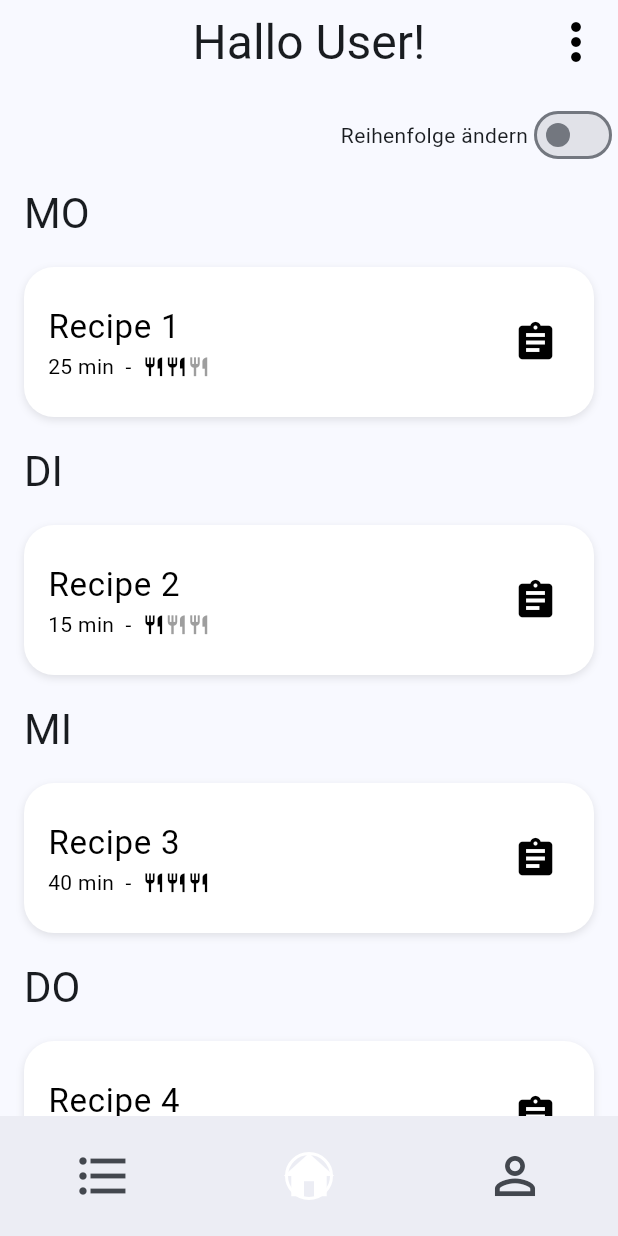
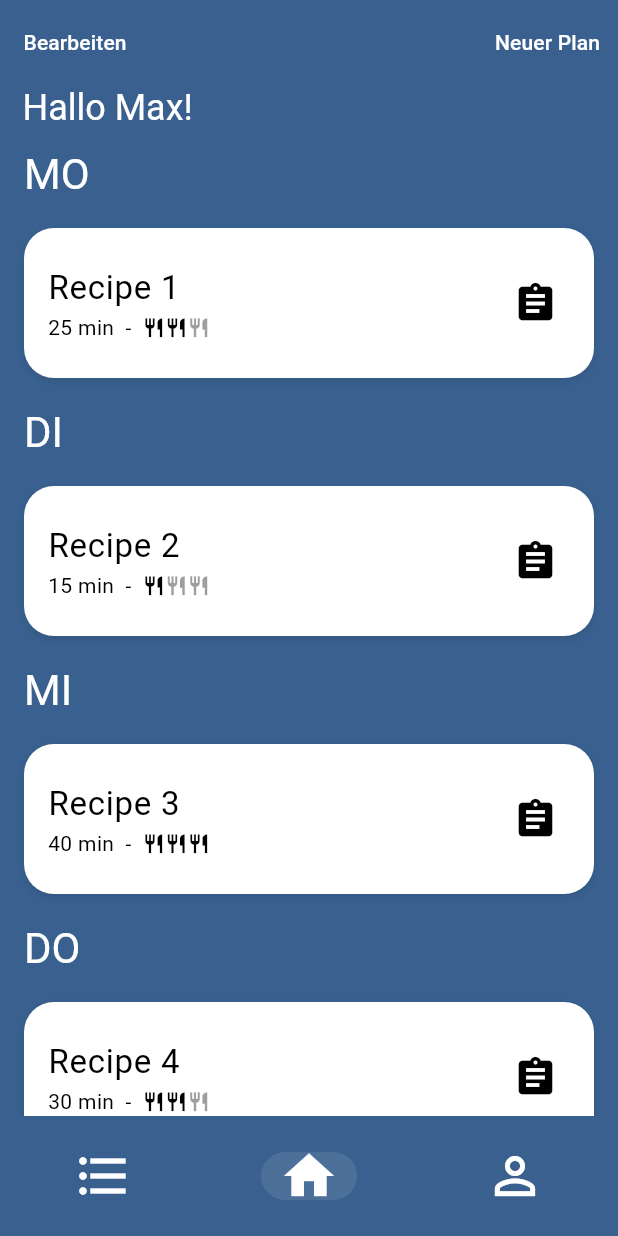
Before and after one commit to MrToWy/MealMaster, a Flutter app: the screen it shows after launch, item 2 of the bottom bar chosen, on a phone screen of 412 x 824 dp. Run offline on Flutter 3.47's test engine with Material 3 defaults, Android fonts, the phone set to English and light mode, and no system bars; our stand-ins replace flex_color_scheme, isar; accounts and stored records are empty; generated files the repository leaves out were written again.

Commit message:
Added homescreen changes from miro

```diff
--- a/lib/common/widgets/navigation_menu.dart
+++ b/lib/common/widgets/navigation_menu.dart
@@ -1,7 +1,10 @@
 import 'package:flutter/material.dart';
+import 'package:mealmaster/features/home/presentation/widgets/home_appbar.dart';
 import 'package:mealmaster/features/home/presentation/home_screen.dart';
 import 'package:mealmaster/features/shopping_list/presentation/shopping_list_screen.dart';
+import 'package:mealmaster/features/shopping_list/presentation/widget/shopping_list_appbar.dart';
 import 'package:mealmaster/features/user_profile/presentation/profile_screen.dart';
+import 'package:mealmaster/features/user_profile/presentation/widgets/profile_appbar.dart';
 
 class NavigationMenu extends StatefulWidget {
   const NavigationMenu({super.key});
@@ -25,58 +28,51 @@ class _NavigationMenuState extends State<NavigationMenu> {
     });
   }
 
+  PreferredSizeWidget? _buildAppBar(BuildContext context) {
+    switch (_selectedIndex) {
+      case 0:
+        return ShoppingListAppBar();
+      case 1:
+        return HomeAppBar();
+      case 2:
+        return ProfileAppBar();
+      default:
+        return HomeAppBar();
+    }
+  }
+
   @override
   Widget build(BuildContext context) {
     const double iconSize = 40;
 
     return Scaffold(
-      appBar: AppBar(
-        centerTitle: true,
-        title: Text(
-          'Hallo User!',
-          style: Theme.of(context).textTheme.headlineLarge,
-        ),
-        actions: [
-          PopupMenuButton<String>(
-            icon: const Icon(Icons.more_vert, size: 40),
-            itemBuilder: (context) => [
-              PopupMenuItem(
-                child: Text('Neuen Plan erstellen'),
-                onTap: () {
-                  Navigator.pushNamed(context, '/new-plan');
-                },
-              ),
-            ],
-            offset: const Offset(0, 56),
-            shape: RoundedRectangleBorder(
-              borderRadius: BorderRadius.circular(15),
-            ),
-          ),
-        ],
-      ),
+      appBar: _buildAppBar(context),
       body: _pages[_selectedIndex],
       bottomNavigationBar: NavigationBar(
+        backgroundColor: Theme.of(context).colorScheme.primary,
         selectedIndex: _selectedIndex,
         onDestinationSelected: _onItemTapped,
         labelBehavior: NavigationDestinationLabelBehavior.alwaysHide,
-        indicatorShape: const CircleBorder(
-          side: BorderSide(color: Colors.white, width: 2),
-        ),
-        indicatorColor: Colors.transparent,
+        indicatorColor: Colors.white.withOpacity(0.1),
         destinations: const [
           NavigationDestination(
-            icon: Icon(Icons.format_list_bulleted, size: iconSize),
-            selectedIcon: Icon(Icons.format_list_bulleted, size: iconSize),
+            icon: Icon(Icons.format_list_bulleted,
+                color: Colors.white, size: iconSize),
+            selectedIcon: Icon(Icons.format_list_bulleted,
+                color: Colors.white, size: iconSize),
             label: 'Shopping list',
           ),
           NavigationDestination(
-            icon: Icon(Icons.home_outlined, size: iconSize),
+            icon:
+                Icon(Icons.home_outlined, color: Colors.white, size: iconSize),
             selectedIcon: Icon(Icons.home, color: Colors.white, size: iconSize),
             label: 'Home',
           ),
           NavigationDestination(
-            icon: Icon(Icons.person_outline, size: iconSize),
-            selectedIcon: Icon(Icons.person, size: iconSize),
+            icon:
+                Icon(Icons.person_outline, color: Colors.white, size: iconSize),
+            selectedIcon:
+                Icon(Icons.person, color: Colors.white, size: iconSize),
             label: 'Profile',
           ),
         ],
--- a/lib/features/home/presentation/home_screen.dart
+++ b/lib/features/home/presentation/home_screen.dart
@@ -38,16 +38,16 @@ class _HomeScreenState extends State<HomeScreen> {
   Widget build(BuildContext context) {
     return Column(children: [
       Container(
-        padding: EdgeInsets.only(top: 10),
+        color: Theme.of(context).colorScheme.primary,
         child: Row(
-          mainAxisAlignment: MainAxisAlignment.end,
+          mainAxisAlignment: MainAxisAlignment.start,
           children: [
-            const Text('Reihenfolge ändern'),
-            Switch(
-              value: context.watch<EditModeProvider>().inEditMode,
-              onChanged: (value) {
-                context.read<EditModeProvider>().setEditMode(value);
-              },
+            SizedBox(width: 15),
+            Text(
+              'Hallo Max!',
+              style: Theme.of(context).textTheme.headlineSmall?.copyWith(
+                    color: Colors.white,
+                  ),
             ),
           ],
         ),
--- a/lib/features/home/presentation/widgets/date_list_tile.dart
+++ b/lib/features/home/presentation/widgets/date_list_tile.dart
@@ -12,7 +12,10 @@ class DateListTile extends StatelessWidget {
       key: ValueKey(day),
       title: Text(
         day,
-        style: Theme.of(context).textTheme.headlineMedium,
+        style: Theme.of(context)
+            .textTheme
+            .headlineMedium
+            ?.copyWith(color: Colors.white),
       ),
     );
   }
--- /dev/null
+++ b/lib/features/home/presentation/widgets/home_appbar.dart
@@ -0,0 +1,51 @@
+import 'package:flutter/material.dart';
+import 'package:mealmaster/features/home/presentation/controller/edit_mode_controller.dart';
+import 'package:provider/provider.dart';
+
+class HomeAppBar extends StatefulWidget implements PreferredSizeWidget {
+  const HomeAppBar({super.key});
+
+  @override
+  State<HomeAppBar> createState() => _HomeAppBarState();
+
+  @override
+  Size get preferredSize => const Size.fromHeight(kToolbarHeight);
+}
+
+class _HomeAppBarState extends State<HomeAppBar> {
+  @override
+  Widget build(BuildContext context) {
+    return AppBar(
+      backgroundColor: Theme.of(context).colorScheme.primary,
+      centerTitle: true,
+      leadingWidth: 100,
+      leading: TextButton(
+        onPressed: () {
+          final currentMode = context.read<EditModeProvider>().inEditMode;
+          context.read<EditModeProvider>().setEditMode(!currentMode);
+        },
+        child: Text(
+          context.watch<EditModeProvider>().inEditMode
+              ? 'Fertig'
+              : 'Bearbeiten',
+          style: Theme.of(context).textTheme.labelLarge?.copyWith(
+                color: Colors.white,
+              ),
+        ),
+      ),
+      actions: [
+        TextButton(
+          onPressed: () {
+            Navigator.pushNamed(context, '/new-plan');
+          },
+          child: Text(
+            'Neuer Plan',
+            style: Theme.of(context).textTheme.labelLarge?.copyWith(
+                  color: Colors.white,
+                ),
+          ),
+        ),
+      ],
+    );
+  }
+}
--- a/lib/features/home/presentation/widgets/meal_plan_list.dart
+++ b/lib/features/home/presentation/widgets/meal_plan_list.dart
@@ -18,13 +18,7 @@ class _MealPlanListState extends State<MealPlanList> {
   final List<String> _days = ['MO', 'DI', 'MI', 'DO', 'FR', 'SA', 'SO'];
 
   void onReorder(int oldIndex, int newIndex) {
-    setState(() {
-      if (newIndex > oldIndex) {
-        newIndex -= 1;
-      }
-      final Recipe movedRecipe = widget.recipes.removeAt(oldIndex);
-      widget.recipes.insert(newIndex, movedRecipe);
-    });
+    //TODO change order and save in db
   }
 
   @override
@@ -35,7 +29,8 @@ class _MealPlanListState extends State<MealPlanList> {
       _combinedList.add(widget.recipes[i]);
     }
     return Expanded(
-      child: Material(
+      child: Container(
+        color: Theme.of(context).colorScheme.primary,
         child: ReorderableListView(
           onReorder: onReorder,
           buildDefaultDragHandles: false,
```
Also changed, not shown: lib/features/shopping_list/presentation/widget/shopping_list_appbar.dart (added, +29 -0 lines), lib/features/user_profile/presentation/widgets/profile_appbar.dart (added, +29 -0 lines).
